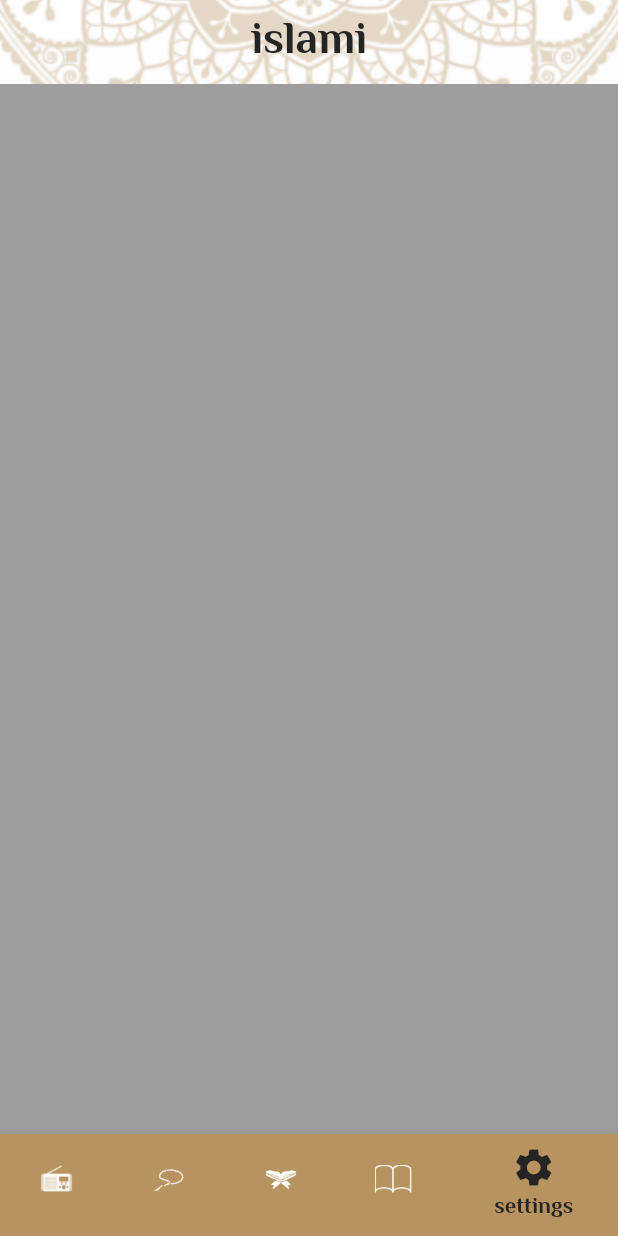
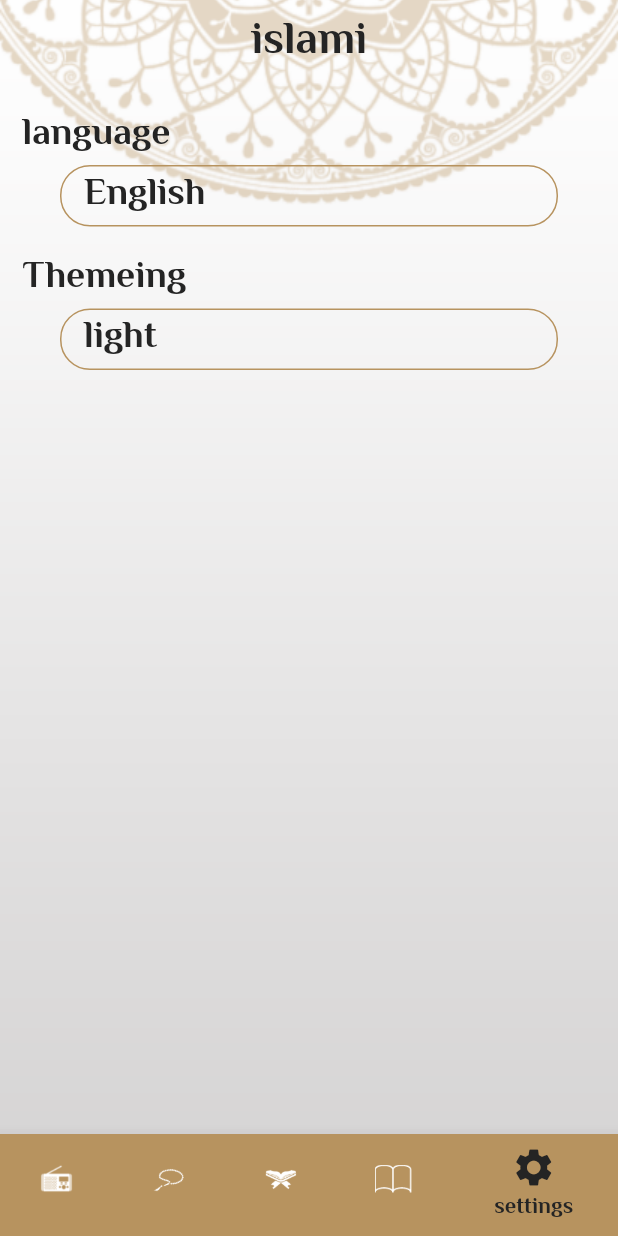
Before and after one commit to yousefel-naggar/islami_app, a Flutter app: the screen it shows after launch, item 5 of the bottom bar chosen, on a phone screen of 412 x 824 dp. Run offline on Flutter 3.47's test engine with Material 2 defaults, Android fonts, the phone set to English and light mode, and no system bars; our stand-ins replace google_fonts.

Commit message:
settings screen

```diff
--- a/lib/tabs/settings_tab.dart
+++ b/lib/tabs/settings_tab.dart
@@ -1,12 +1,80 @@
 import 'package:flutter/material.dart';
+import 'package:islami/my_theme_data.dart';
 
-class SettingsTab extends StatelessWidget {
+class SettingsTab extends StatefulWidget {
   const SettingsTab({super.key});
 
   @override
+  State<SettingsTab> createState() => _SettingsTabState();
+}
+
+class _SettingsTabState extends State<SettingsTab> {
+  @override
   Widget build(BuildContext context) {
-    return Container(
-      color: Colors.grey,
+    return Padding(
+      padding: const EdgeInsets.all(15.0),
+      child: Column(
+        crossAxisAlignment: CrossAxisAlignment.start,
+        children: [
+          Text("language"),
+          InkWell(
+            onTap: () {
+              showLanguageBottomSheet();
+            },
+            child: Container(
+              margin: EdgeInsets.symmetric(horizontal: 25),
+              padding: EdgeInsets.symmetric(horizontal: 15),
+              width: MediaQuery.of(context).size.width,
+              decoration: BoxDecoration(
+                  borderRadius: BorderRadius.circular(20),
+                  border: Border.all(color: MyThemeData.primaryLightColor)),
+              child: Text("English"),
+            ),
+          ),
+          SizedBox(
+            height: MediaQuery.of(context).size.height * 0.019,
+          ),
+          Text("Themeing"),
+          InkWell(onTap: () {
+            showThemingBottomSheet();
+          },
+            child: Container(
+              margin: EdgeInsets.symmetric(horizontal: 25),
+              padding: EdgeInsets.symmetric(horizontal: 15),
+              width: MediaQuery.of(context).size.width,
+              decoration: BoxDecoration(
+                  borderRadius: BorderRadius.circular(20),
+                  border: Border.all(color: MyThemeData.primaryLightColor)),
+              child: Text("light"),
+            ),
+          )
+        ],
+      ),
+    );
+  }
+
+  showLanguageBottomSheet() {
+    showModalBottomSheet(
+      isScrollControlled: true,
+      shape: OutlineInputBorder(
+          borderSide: BorderSide(color: Colors.transparent),
+          borderRadius: BorderRadius.only(
+              topLeft: Radius.circular(15), topRight: Radius.circular(15))),
+      context: context,
+      builder: (context) =>
+          Container(height: MediaQuery.of(context).size.height * 0.6),
+    );
+  }
+  showThemingBottomSheet() {
+    showModalBottomSheet(
+      isScrollControlled: true,
+      shape: OutlineInputBorder(
+          borderSide: BorderSide(color: Colors.transparent),
+          borderRadius: BorderRadius.only(
+              topLeft: Radius.circular(15), topRight: Radius.circular(15))),
+      context: context,
+      builder: (context) =>
+          Container(height: MediaQuery.of(context).size.height * 0.6),
     );
   }
 }
```
